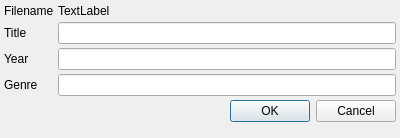
Before: the Qt Designer form src/trunk/ui/ui_ChangeMovie.ui in rexMingla/my-renamer, drawn with Qt 5.
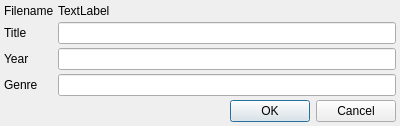
After: the same form once the commit is applied.

The edit to the form file:
```diff
--- a/src/trunk/ui/ui_ChangeMovie.ui
+++ b/src/trunk/ui/ui_ChangeMovie.ui
@@ -7,7 +7,7 @@
     <x>0</x>
     <y>0</y>
     <width>400</width>
-    <height>138</height>
+    <height>120</height>
    </rect>
   </property>
   <property name="windowTitle">
```
